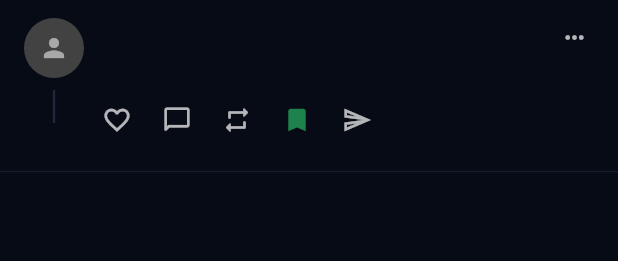
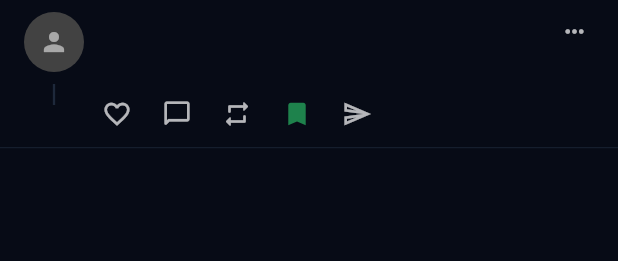
Before and after one commit to arafath306/gok, a Flutter app: the CustomThreadCard widget shown alone on an empty page, opened directly with empty values, after a tap on the "bookmark outline" icon, on a phone screen of 412 x 824 dp. Shown: the top 261 px of the screen. Run offline on Flutter 3.47's test engine with Material 3 defaults, Android fonts, the phone set to English and light mode, and no system bars; our stand-ins replace google_fonts, image_picker, supabase_flutter; accounts and stored records are empty; network calls fail.

Commit message:
Reduce vertical padding and bottom buffer of post card to make spacing tighter

```diff
--- a/lib/widgets/custom_thread_card.dart
+++ b/lib/widgets/custom_thread_card.dart
@@ -337,7 +337,7 @@
       child: Column(
         children: [
           Padding(
-            padding: const EdgeInsets.symmetric(horizontal: 16.0, vertical: 12.0),
+            padding: const EdgeInsets.symmetric(horizontal: 16.0, vertical: 8.0),
             child: IntrinsicHeight(
               child: Row(
                 crossAxisAlignment: CrossAxisAlignment.stretch,
@@ -771,7 +771,7 @@
             ),
           ),
         ],
-        const SizedBox(height: 12), // Buffer to prevent font rendering/subpixel layout overflows
+        const SizedBox(height: 4), // Buffer to prevent font rendering/subpixel layout overflows
       ],
     );
   }
```
